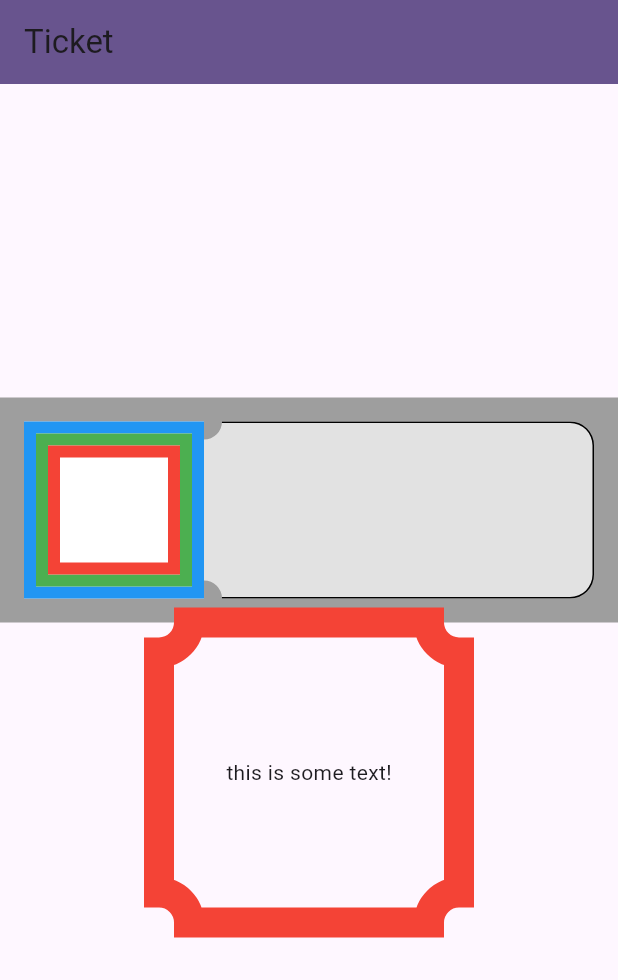
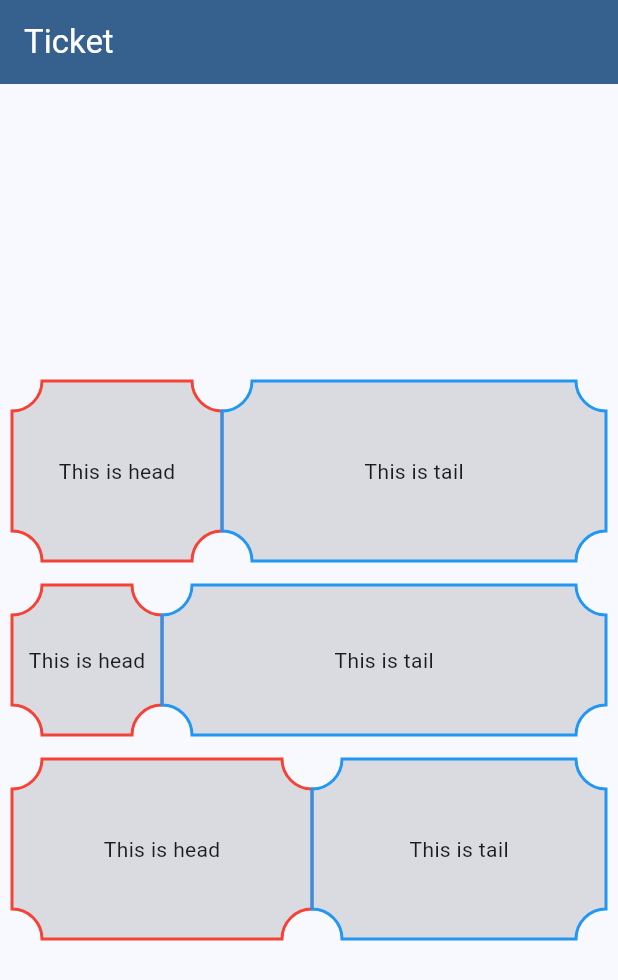
Before and after one commit to Khanin-devmode/blog_examples, a Flutter app: the screen it shows after launch, on a phone screen of 412 x 824 dp. Shown: the top 980 px of the screen. Run offline on Flutter 3.47's test engine with Material 3 defaults, Android fonts, the phone set to English and light mode, and no system bars.

```diff
--- /dev/null
+++ b/form_state_example/lib/main.dart
@@ -0,0 +1,125 @@
+import 'package:flutter/material.dart';
+
+void main() {
+  runApp(const MyApp());
+}
+
+class MyApp extends StatelessWidget {
+  const MyApp({super.key});
+
+  // This widget is the root of your application.
+  @override
+  Widget build(BuildContext context) {
+    return MaterialApp(
+      title: 'Flutter Demo',
+      theme: ThemeData(
+        // This is the theme of your application.
+        //
+        // TRY THIS: Try running your application with "flutter run". You'll see
+        // the application has a purple toolbar. Then, without quitting the app,
+        // try changing the seedColor in the colorScheme below to Colors.green
+        // and then invoke "hot reload" (save your changes or press the "hot
+        // reload" button in a Flutter-supported IDE, or press "r" if you used
+        // the command line to start the app).
+        //
+        // Notice that the counter didn't reset back to zero; the application
+        // state is not lost during the reload. To reset the state, use hot
+        // restart instead.
+        //
+        // This works for code too, not just values: Most code changes can be
+        // tested with just a hot reload.
+        colorScheme: ColorScheme.fromSeed(seedColor: Colors.deepPurple),
+        useMaterial3: true,
+      ),
+      home: const MyHomePage(title: 'Flutter Demo Home Page'),
+    );
+  }
+}
+
+class MyHomePage extends StatefulWidget {
+  const MyHomePage({super.key, required this.title});
+
+  // This widget is the home page of your application. It is stateful, meaning
+  // that it has a State object (defined below) that contains fields that affect
+  // how it looks.
+
+  // This class is the configuration for the state. It holds the values (in this
+  // case the title) provided by the parent (in this case the App widget) and
+  // used by the build method of the State. Fields in a Widget subclass are
+  // always marked "final".
+
+  final String title;
+
+  @override
+  State<MyHomePage> createState() => _MyHomePageState();
+}
+
+class _MyHomePageState extends State<MyHomePage> {
+  int _counter = 0;
+
+  void _incrementCounter() {
+    setState(() {
+      // This call to setState tells the Flutter framework that something has
+      // changed in this State, which causes it to rerun the build method below
+      // so that the display can reflect the updated values. If we changed
+      // _counter without calling setState(), then the build method would not be
+      // called again, and so nothing would appear to happen.
+      _counter++;
+    });
+  }
+
+  @override
+  Widget build(BuildContext context) {
+    // This method is rerun every time setState is called, for instance as done
+    // by the _incrementCounter method above.
+    //
+    // The Flutter framework has been optimized to make rerunning build methods
+    // fast, so that you can just rebuild anything that needs updating rather
+    // than having to individually change instances of widgets.
+    return Scaffold(
+      appBar: AppBar(
+        // TRY THIS: Try changing the color here to a specific color (to
+        // Colors.amber, perhaps?) and trigger a hot reload to see the AppBar
+        // change color while the other colors stay the same.
+        backgroundColor: Theme.of(context).colorScheme.inversePrimary,
+        // Here we take the value from the MyHomePage object that was created by
+        // the App.build method, and use it to set our appbar title.
+        title: Text(widget.title),
+      ),
+      body: Center(
+        // Center is a layout widget. It takes a single child and positions it
+        // in the middle of the parent.
+        child: Column(
+          // Column is also a layout widget. It takes a list of children and
+          // arranges them vertically. By default, it sizes itself to fit its
+          // children horizontally, and tries to be as tall as its parent.
+          //
+          // Column has various properties to control how it sizes itself and
+          // how it positions its children. Here we use mainAxisAlignment to
+          // center the children vertically; the main axis here is the vertical
+          // axis because Columns are vertical (the cross axis would be
+          // horizontal).
+          //
+          // TRY THIS: Invoke "debug painting" (choose the "Toggle Debug Paint"
+          // action in the IDE, or press "p" in the console), to see the
+          // wireframe for each widget.
+          mainAxisAlignment: MainAxisAlignment.center,
+          children: <Widget>[
+            const Text(
+              'You have pushed the button this many times:',
+            ),
+            Text(
+              '$_counter',
+              style: Theme.of(context).textTheme.headlineMedium,
+            ),
+          ],
+        ),
+      ),
+      floatingActionButton: FloatingActionButton(
+        onPressed: _incrementCounter,
+        tooltip: 'Increment',
+        child: const Icon(Icons.add),
+      ), // This trailing comma makes auto-formatting nicer for build methods.
+    );
+  }
+}
--- a/ticket_widget_example/lib/main.dart
+++ b/ticket_widget_example/lib/main.dart
@@ -13,7 +13,7 @@
     return MaterialApp(
       title: 'Flutter Demo',
       theme: ThemeData(
-        colorScheme: ColorScheme.fromSeed(seedColor: Colors.deepPurple),
+        colorScheme: ColorScheme.fromSeed(seedColor: Colors.blue),
         useMaterial3: true,
       ),
       home: const MyHomePage(title: 'Flutter Demo Home Page'),
@@ -36,23 +36,33 @@
     return Scaffold(
       appBar: AppBar(
         backgroundColor: Theme.of(context).colorScheme.primary,
-        title: const Text('Ticket'),
+        title: Text(
+          'Ticket',
+          style: TextStyle(
+            color: Theme.of(context).colorScheme.onPrimary,
+          ),
+        ),
       ),
-      body: Center(
+      body: const Center(
         child: Column(
           mainAxisAlignment: MainAxisAlignment.center,
           children: <Widget>[
-            TicketRowPrototype(),
-            CustomPaint(
-              painter: InvertedBorderPainter(
-                borderWidth: 20,
-                borderColor: Colors.red,
-                radius: 20,
+            Padding(
+              padding: EdgeInsets.all(8.0),
+              child: TicketWidget(),
+            ),
+            Padding(
+              padding: EdgeInsets.all(8.0),
+              child: TicketWidget(
+                headWidth: 100,
+                height: 100,
               ),
-              child: SizedBox(
-                  width: 200,
-                  height: 200,
-                  child: Center(child: Text('this is some text!'))),
+            ),
+            Padding(
+              padding: EdgeInsets.all(8.0),
+              child: TicketWidget(
+                headWidth: 200,
+              ),
             ),
           ],
         ),
@@ -62,194 +72,65 @@
   }
 }
 
-class TicketRowPrototype extends StatelessWidget {
-  const TicketRowPrototype({
-    super.key,
-  });
+class TicketWidget extends StatelessWidget {
+  const TicketWidget(
+      {super.key, this.height = 120, this.headWidth = 140, this.radius = 20});
+
+  final double height;
+  final double headWidth;
+  final double radius;
 
   @override
   Widget build(BuildContext context) {
-    return Container(
-      padding: const EdgeInsets.all(16.0),
-      height: 150,
-      width: double.infinity,
-      decoration: BoxDecoration(
-        color: Colors.grey,
-      ),
-      child: Row(
-        children: [
-          Container(
-            width: 120,
-            height: 120,
-            decoration: ShapeDecoration(
-              color: Colors.white,
-              shape: Border.all(
-                    color: Colors.red,
-                    width: 8.0,
-                  ) +
-                  Border.all(
-                    color: Colors.green,
-                    width: 8.0,
-                  ) +
-                  Border.all(
-                    color: Colors.blue,
-                    width: 8.0,
-                  ),
+    return Row(
+      children: [
+        SizedBox(
+          width: headWidth,
+          height: height,
+          child: CustomPaint(
+            painter: InvertedBorderPainter(
+              borderWidth: 2,
+              borderColor: Colors.red,
+              radius: radius,
             ),
-            // decoration: ShapeDecoration(shape: CustomShape()),
-            // decoration: const BoxDecoration(
-            //   color: Colors.white70,
-            //   borderRadius: BorderRadius.only(
-            //     topLeft: Radius.circular(16),
-            //     bottomLeft: Radius.circular(16),
-            //   ),
-            //   border: Border(
-            //     top: BorderSide(),
-            //     left: BorderSide(),
-            //     bottom: BorderSide(),
-            //   ),
-            // ),
+            child: const Center(child: Text('This is head')),
           ),
-          Expanded(
-            child: ClipPath(
-              clipper: InvertedBorderRadiusLeft(),
-              child: Container(
-                decoration: const BoxDecoration(
-                  color: Colors.white70,
-                  borderRadius: BorderRadius.only(
-                    topRight: Radius.circular(16),
-                    bottomRight: Radius.circular(16),
-                  ),
-                  border: Border(
-                    top: BorderSide(),
-                    right: BorderSide(),
-                    bottom: BorderSide(),
-                  ),
-                ),
+        ),
+        Expanded(
+          child: SizedBox(
+            height: height,
+            child: CustomPaint(
+              painter: InvertedBorderPainter(
+                borderWidth: 2,
+                borderColor: Colors.blue,
+                radius: radius,
               ),
+              child: const Center(child: Text('This is tail')),
             ),
-          )
-        ],
-      ),
+          ),
+        )
+      ],
     );
-  }
-}
-
-class InvertedBorderRadiusLeft extends CustomClipper<Path> {
-  @override
-  Path getClip(Size size) {
-    Path path = Path();
-    const double radius = 12;
-    path.moveTo(radius, 0);
-    path.lineTo(size.width, 0);
-
-    path.lineTo(size.width, size.height);
-    path.lineTo(radius, size.height);
-
-    path.arcToPoint(Offset(0, size.height - radius),
-        radius: Radius.circular(radius), clockwise: false);
-    path.lineTo(0, radius);
-    // path.quadraticBezierTo(radius, radius, radius, 0);
-    path.arcToPoint(Offset(radius, 0),
-        radius: Radius.circular(radius), clockwise: false);
-
-    return path;
-  }
-
-  @override
-  bool shouldReclip(covariant CustomClipper<Path> oldClipper) {
-    // TODO: implement shouldReclip
-    return false;
-  }
-}
-
-class InvertedBorderRadiusRight extends CustomClipper<Path> {
-  @override
-  Path getClip(Size size) {
-    Path path = Path();
-    const double radius = 12;
-    path.lineTo(size.width - radius, 0);
-    path.arcToPoint(Offset(size.width, radius),
-        radius: Radius.circular(radius), clockwise: false);
-    path.lineTo(size.width, size.height - radius);
-    path.arcToPoint(Offset(size.width - radius, size.height),
-        radius: Radius.circular(radius), clockwise: false);
-    path.lineTo(0, size.height);
-    return path;
-  }
-
-  @override
-  bool shouldReclip(covariant CustomClipper<Path> oldClipper) {
-    // TODO: implement shouldReclip
-    return false;
-  }
-}
-
-class CirclePainter extends CustomPainter {
-  @override
-  void paint(Canvas canvas, Size size) {
-    var radius = 11;
-
-    var paint = Paint();
-    paint.color = Colors.black;
-
-    // return canvas.drawPath(path, paint);
-    return canvas.drawCircle(Offset(0, 0), radius + 2, paint);
-  }
-
-  @override
-  bool shouldRepaint(covariant CustomPainter oldDelegate) {
-    return false;
-  }
-}
-
-class CustomShape extends ShapeBorder {
-  @override
-  // TODO: implement dimensions
-  EdgeInsetsGeometry get dimensions => throw UnimplementedError();
-
-  @override
-  Path getInnerPath(Rect rect, {TextDirection? textDirection}) {
-    // TODO: implement getInnerPath
-    throw UnimplementedError();
-  }
-
-  @override
-  Path getOuterPath(Rect rect, {TextDirection? textDirection}) {
-    // TODO: implement getOuterPath
-    throw UnimplementedError();
-  }
-
-  @override
-  void paint(Canvas canvas, Rect rect, {TextDirection? textDirection}) {
-    // TODO: implement paint
-  }
-
-  @override
-  ShapeBorder scale(double t) {
-    // TODO: implement scale
-    throw UnimplementedError();
   }
 }
 
 class InvertedBorderPainter extends CustomPainter {
   final double borderWidth;
   final Color borderColor;
+  final Color backgroundColor;
   final double radius;
+  final double ticketHeadWidth;
 
   InvertedBorderPainter({
-    this.borderWidth = 5.0,
+    this.borderWidth = 2,
     this.borderColor = Colors.black,
+    this.backgroundColor = Colors.black12,
     this.radius = 20.0,
+    this.ticketHeadWidth = 50,
   });
 
   @override
   void paint(Canvas canvas, Size size) {
-    Paint paint = Paint()
-      ..color = borderColor
-      ..style = PaintingStyle.stroke
-      ..strokeWidth = borderWidth;
-
     Path borderPath = Path()
       ..moveTo(0, radius)
       ..arcToPoint(
@@ -277,7 +158,18 @@
       )
       ..close();
 
-    canvas.drawPath(borderPath, paint);
+    Paint bgPaint = Paint()
+      ..color = backgroundColor
+      ..style = PaintingStyle.fill
+      ..strokeWidth = borderWidth;
+
+    Paint borderPaint = Paint()
+      ..color = borderColor
+      ..style = PaintingStyle.stroke
+      ..strokeWidth = borderWidth;
+
+    canvas.drawPath(borderPath, bgPaint);
+    canvas.drawPath(borderPath, borderPaint);
 
     // Inner fill or additional styling can be added here if needed
   }
```
Also changed, not shown: form_state_example/analysis_options.yaml (added, +28 -0 lines), form_state_example/pubspec.yaml (added, +90 -0 lines), animation_example/pubspec.lock, dark_light_theme_example/pubspec.lock, foldable_example/pubspec.lock, form_state_example/pubspec.lock (added), text_field_example/pubspec.lock, ticket_widget_example/pubspec.lock, widgetbook_example/pubspec.lock, 127 other files.
